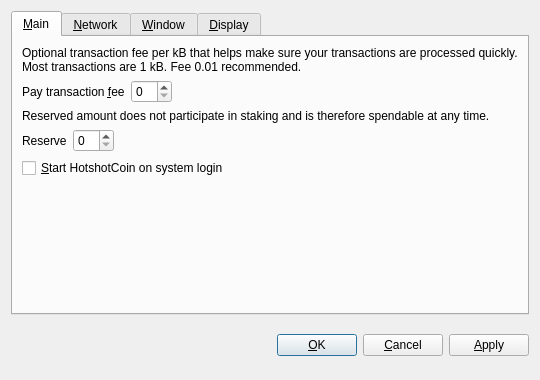
This is src/qt/forms/optionsdialog.ui in zero24x/glovecoin as Qt 5 draws it before an edit. The edited form follows.
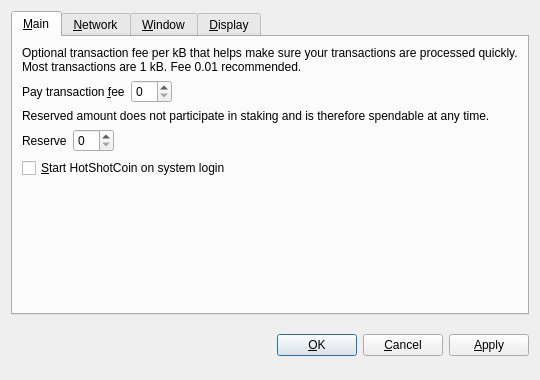
This is the edited form. Custom widgets are drawn as their Qt base class.

What changed in the file:
```diff
--- a/src/qt/forms/optionsdialog.ui
+++ b/src/qt/forms/optionsdialog.ui
@@ -128,7 +128,7 @@
           <string>Automatically start HotshotCoin after logging in to the system.</string>
          </property>
          <property name="text">
-          <string>&amp;Start HotshotCoin on system login</string>
+          <string>&amp;Start HotShotCoin on system login</string>
          </property>
         </widget>
        </item>
```
Left out of the diff: 8 changed lines with no effect on the pictures.
